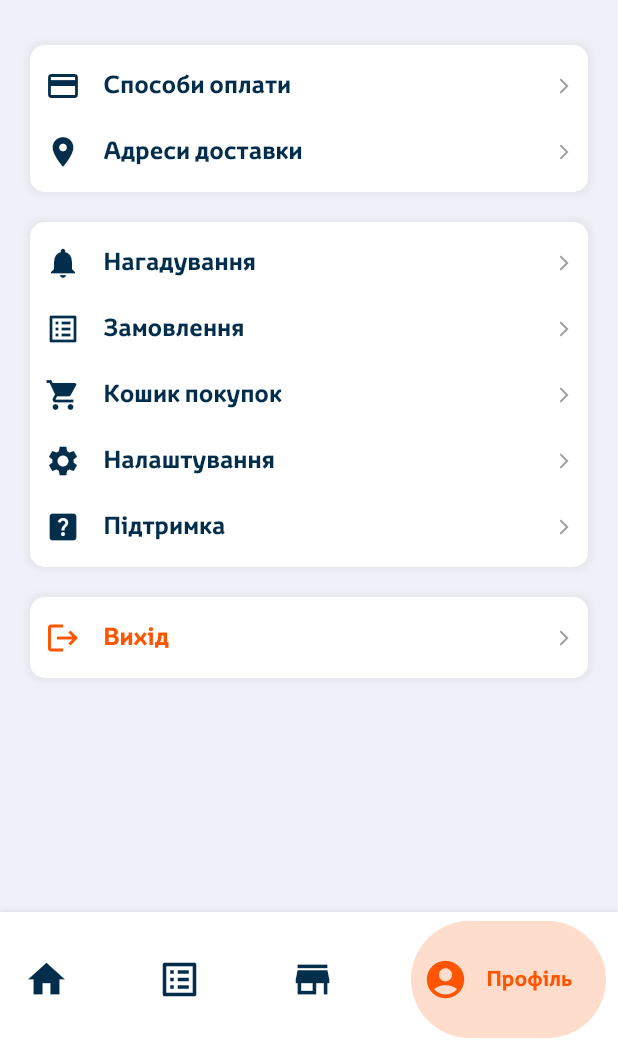
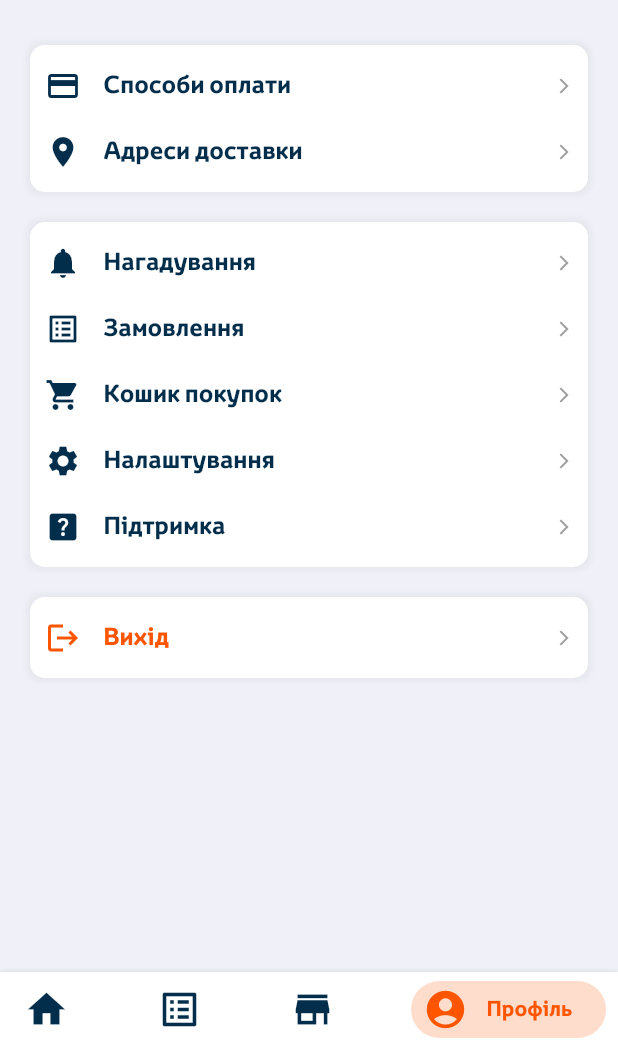
Before and after one commit to yarsort/res, a Flutter app: the BottomBar screen opened directly, item 4 of the bottom bar chosen, on a phone screen of 412 x 824 dp, the part 189-1236 px from its top. Run offline on Flutter 3.47's test engine with Material 2 defaults, Android fonts, the phone set to English and light mode, and no system bars; drawn by our look-alikes of bottom_navy_bar; our stand-ins replace barcode_widget, cached_network_image, flutter_cache_manager, flutter_slidable, fluttertoast, shared_preferences; accounts and stored records are empty; network calls fail.

```diff
--- a/lib/widget/bottom_bar.dart
+++ b/lib/widget/bottom_bar.dart
@@ -1,8 +1,8 @@
 import 'dart:io';
 
+import 'package:bottom_navy_bar/bottom_navy_bar.dart';
 import 'package:fluttertoast/fluttertoast.dart';
 import 'package:tehnotop/constants/screens.dart';
-import 'package:bottom_navy_bar/bottom_navy_bar.dart';
 
 class BottomBar extends StatefulWidget {
   @override
@@ -14,6 +14,7 @@ int currentIndex = 0;
 class _BottomBarState extends State<BottomBar> {
   var heightBotoomBar = 0;
   DateTime currentBackPressTime;
+
   @override
   Widget build(BuildContext context) {
     return Scaffold(
@@ -40,9 +41,7 @@ class _BottomBarState extends State<BottomBar> {
                     ? AllStore()
                     : Profile(),
       ),
-      bottomNavigationBar: Container(
-        height: 90,
-        child: BottomNavyBar(
+      bottomNavigationBar: BottomNavyBar(
         showElevation: true,
         containerHeight: 50,
         selectedIndex: currentIndex,
@@ -53,8 +52,8 @@ class _BottomBarState extends State<BottomBar> {
         },
         items: [
           BottomNavyBarItem(
-
-              icon: Icon(Icons.home,
+            icon: Icon(
+              Icons.home,
               size: 30,
               color: currentIndex == 0 ? primaryColor : darkBlueColor,
             ),
@@ -65,7 +64,8 @@ class _BottomBarState extends State<BottomBar> {
             activeColor: primaryColor.withOpacity(0.1),
           ),
           BottomNavyBarItem(
-              icon: Icon(Icons.list_alt,
+            icon: Icon(
+              Icons.list_alt,
               size: 30,
               color: currentIndex == 1 ? primaryColor : darkBlueColor,
             ),
@@ -76,7 +76,8 @@ class _BottomBarState extends State<BottomBar> {
             activeColor: primaryColor.withOpacity(0.1),
           ),
           BottomNavyBarItem(
-              icon: Icon(Icons.store,
+            icon: Icon(
+              Icons.store,
               size: 30,
               color: currentIndex == 2 ? primaryColor : darkBlueColor,
             ),
@@ -87,7 +88,8 @@ class _BottomBarState extends State<BottomBar> {
             activeColor: primaryColor.withOpacity(0.1),
           ),
           BottomNavyBarItem(
-              icon: Icon(Icons.account_circle,
+            icon: Icon(
+              Icons.account_circle,
               size: 30,
               color: currentIndex == 3 ? primaryColor : darkBlueColor,
             ),
@@ -98,7 +100,6 @@ class _BottomBarState extends State<BottomBar> {
             activeColor: primaryColor.withOpacity(0.1),
           ),
         ],
-        ),
       ),
     );
   }
```
Also changed, not shown: lib/pages/home/home.dart (+6 -1 lines), lib/pages/stores/all_stores.dart (+7 -0 lines), pubspec.lock. Lines whose indentation alone changed are shown as unchanged.
